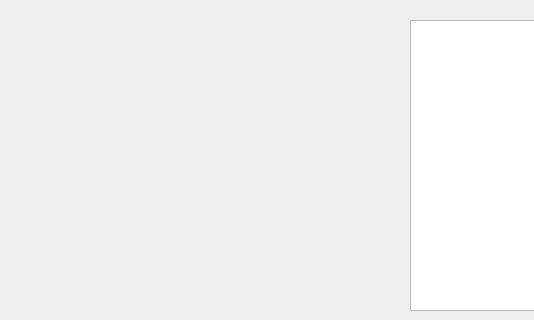
This is mainwindow.ui in heyqingniany/SerialTools as Qt 5 draws it before an edit; both pictures show x 0 to 534 and y 0 to 320 of the 800 by 600 pixel window. The edited form follows.
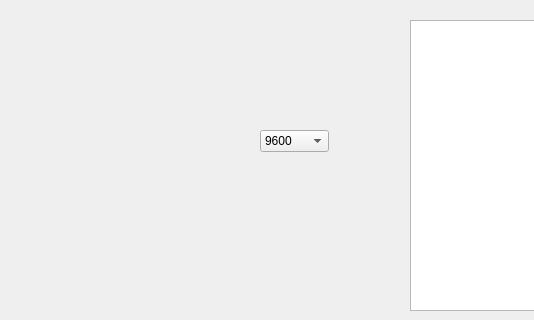
This is the edited form.

```diff
--- a/mainwindow.ui
+++ b/mainwindow.ui
@@ -50,6 +50,26 @@
      </rect>
     </property>
    </widget>
+   <widget class="QComboBox" name="comboBox">
+    <property name="geometry">
+     <rect>
+      <x>260</x>
+      <y>130</y>
+      <width>69</width>
+      <height>22</height>
+     </rect>
+    </property>
+    <item>
+     <property name="text">
+      <string>9600</string>
+     </property>
+    </item>
+    <item>
+     <property name="text">
+      <string>115200</string>
+     </property>
+    </item>
+   </widget>
   </widget>
   <widget class="QMenuBar" name="menubar">
    <property name="geometry">
```
